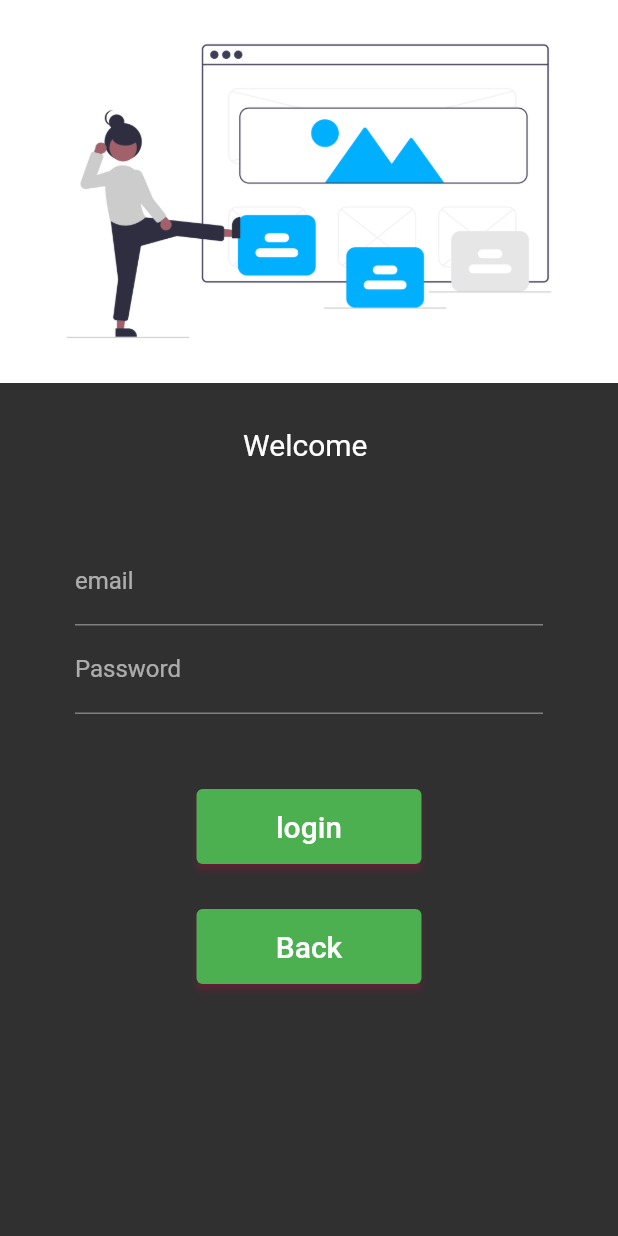
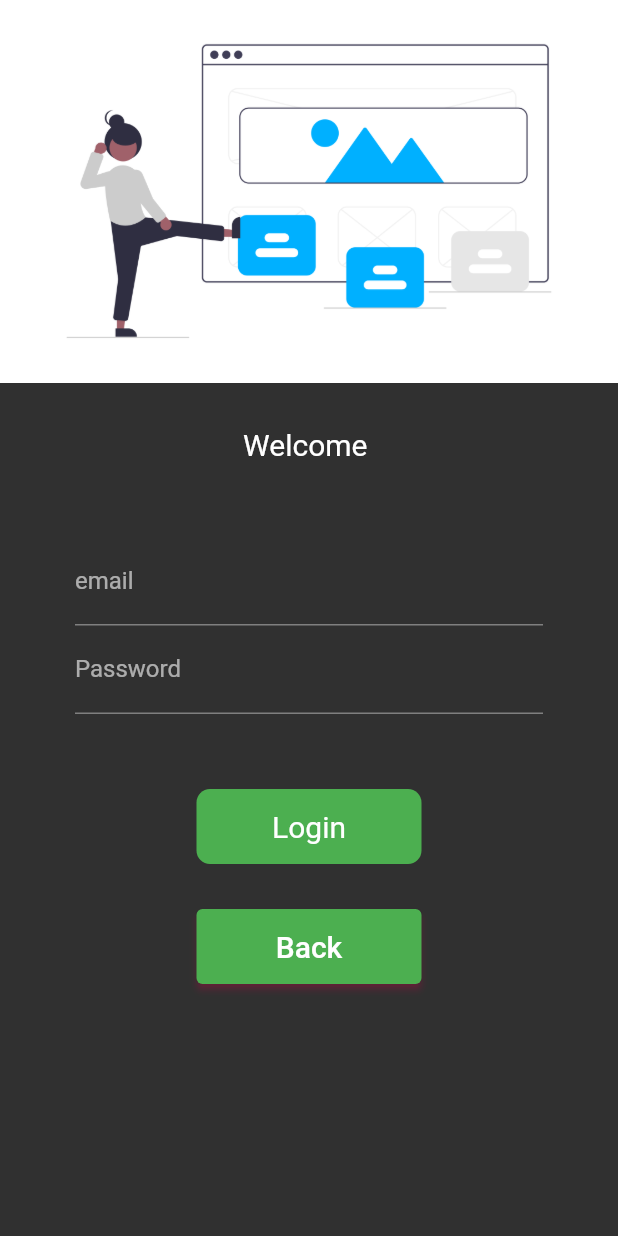
Before and after one commit to gaurav977bro/FlutterCatalogApp, a Flutter app: the home screen opened by its route, in the side drawer, after a tap on "EXIT", on a phone screen of 412 x 824 dp. Run offline on Flutter 3.47's test engine with Material 2 defaults, Android fonts, the phone set to English and light mode, and no system bars.

```diff
--- a/myapp/lib/screens/LoginPage.dart
+++ b/myapp/lib/screens/LoginPage.dart
@@ -15,10 +15,28 @@ class login extends StatefulWidget {
 
 class _loginState extends State<login> {
   String _name = "";
+  bool tapped = false;
+  final _formKey = GlobalKey<FormState>();
+
+  moveNext(BuildContext context) async {
+    setState(() {
+      tapped = true;
+    });
+
+    await Future.delayed(Duration(seconds: 1));
+    await Navigator.push(
+        context, MaterialPageRoute(builder: (context) => home()));
+    setState(() {
+      tapped = false;
+    });
+  }
+
   @override
   Widget build(BuildContext context) {
     return Material(
         child: SingleChildScrollView(
+            child: Form(
+              key: _formKey,
               child: Column(children: [
                   Image.asset("assets/images/landing.png"),
                   SizedBox(height: 30),
@@ -49,17 +67,35 @@ class _loginState extends State<login> {
                   obscureText: true)
                       ])),
                   SizedBox(height: 30),
-      ElevatedButton(
-        child: Text("login", style: TextStyle(fontSize: 20)),
-        onPressed: () {
 
-            Navigator.push(
-                context, MaterialPageRoute(builder: (context) => home()));
+                  InkWell(
+                      child: AnimatedContainer(
+              child: Center(
+                  child: tapped
+                      ? Icon(Icons.done)
+                      : Text("Login",
+                          style: TextStyle(color: Colors.white, fontSize: 20))),
+              duration: Duration(seconds: 1),
+              width: tapped ? 50 : 150,
+              height: 50,
+              decoration: BoxDecoration(
+                borderRadius: BorderRadius.circular(9.0),
+                color: Colors.green,
+              ),
+                      ),
+                      onTap: () => moveNext(context)),
 
-        },
-        style: ElevatedButton.styleFrom(
-            minimumSize: Size(150, 50), shadowColor: Colors.pink),
-      ),
+                  // ElevatedButton(
+                  //   child: Text("login", style: TextStyle(fontSize: 20)),
+                  //   onPressed: () {
+
+                  //       Navigator.push(
+                  //           context, MaterialPageRoute(builder: (context) => home()));
+
+                  //   },
+                  //   style: ElevatedButton.styleFrom(
+                  //       minimumSize: Size(150, 50), shadowColor: Colors.pink),
+                  // ),
                   SizedBox(height: 30),
                   ElevatedButton(
                       child: Text("Back", style: TextStyle(fontSize: 20)),
@@ -69,6 +105,7 @@ class _loginState extends State<login> {
                       },
                       style: ElevatedButton.styleFrom(
                 minimumSize: Size(150, 50), shadowColor: Colors.pink))
-    ])));
+                ]),
+            )));
   }
 }
```
Lines whose indentation alone changed are shown as unchanged.
